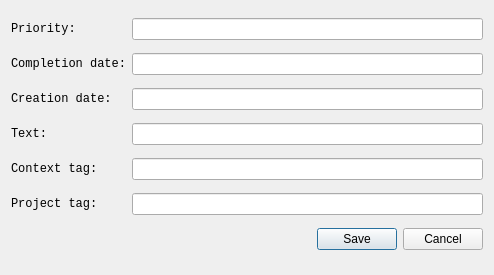
Old version of the form src/editwindow.ui in the repository metury/xtodo.
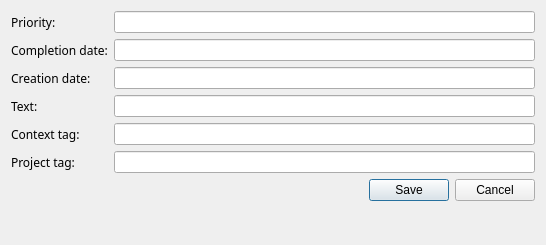
New version of the form. Icons and pictures are not drawn.

The edit to the form file:
```diff
--- a/src/editwindow.ui
+++ b/src/editwindow.ui
@@ -6,8 +6,8 @@
    <rect>
     <x>0</x>
     <y>0</y>
-    <width>494</width>
-    <height>275</height>
+    <width>546</width>
+    <height>245</height>
    </rect>
   </property>
   <property name="windowTitle">
@@ -17,33 +17,27 @@
    <iconset resource="../resources/resources.qrc">
     <normaloff>:/xtodo.png</normaloff>:/xtodo.png</iconset>
   </property>
-  <layout class="QVBoxLayout" name="verticalLayout">
-   <item>
-    <layout class="QHBoxLayout" name="horizontalLayout_6">
-     <item>
+  <layout class="QFormLayout" name="formLayout">
+   <item row="0" column="0">
       <widget class="QLabel" name="priorityLabel">
        <property name="font">
         <font>
-         <family>Monospace</family>
+       <family>Noto Sans</family>
         </font>
        </property>
        <property name="text">
-        <string>Priority:       </string>
+      <string>Priority:</string>
        </property>
       </widget>
      </item>
-     <item>
+   <item row="0" column="1">
       <widget class="QLineEdit" name="priorEdit"/>
      </item>
-    </layout>
-   </item>
-   <item>
-    <layout class="QHBoxLayout" name="horizontalLayout_5">
-     <item>
+   <item row="1" column="0">
       <widget class="QLabel" name="complDateLabel">
        <property name="font">
         <font>
-         <family>Monospace</family>
+       <family>Noto Sans</family>
         </font>
        </property>
        <property name="text">
@@ -51,88 +45,70 @@
        </property>
       </widget>
      </item>
-     <item>
+   <item row="1" column="1">
       <widget class="QLineEdit" name="complDateEdit"/>
      </item>
-    </layout>
-   </item>
-   <item>
-    <layout class="QHBoxLayout" name="horizontalLayout_4">
-     <item>
+   <item row="2" column="0">
       <widget class="QLabel" name="creatDateLabel">
        <property name="font">
         <font>
-         <family>Monospace</family>
+       <family>Noto Sans</family>
         </font>
        </property>
        <property name="text">
-        <string>Creation date:  </string>
+      <string>Creation date:</string>
        </property>
       </widget>
      </item>
-     <item>
+   <item row="2" column="1">
       <widget class="QLineEdit" name="createDateEdit"/>
      </item>
-    </layout>
-   </item>
-   <item>
-    <layout class="QHBoxLayout" name="horizontalLayout_3">
-     <item>
+   <item row="3" column="0">
       <widget class="QLabel" name="textLabel">
        <property name="font">
         <font>
-         <family>Monospace</family>
+       <family>Noto Sans</family>
         </font>
        </property>
        <property name="text">
-        <string>Text:           </string>
+      <string>Text:</string>
        </property>
       </widget>
      </item>
-     <item>
+   <item row="3" column="1">
       <widget class="QLineEdit" name="textEdit"/>
      </item>
-    </layout>
-   </item>
-   <item>
-    <layout class="QHBoxLayout" name="horizontalLayout_2">
-     <item>
+   <item row="4" column="0">
       <widget class="QLabel" name="contextLabel">
        <property name="font">
         <font>
-         <family>Monospace</family>
+       <family>Noto Sans</family>
         </font>
        </property>
        <property name="text">
-        <string>Context tag:    </string>
+      <string>Context tag:</string>
        </property>
       </widget>
      </item>
-     <item>
+   <item row="4" column="1">
       <widget class="QLineEdit" name="contextEdit"/>
      </item>
-    </layout>
-   </item>
-   <item>
-    <layout class="QHBoxLayout" name="horizontalLayout">
-     <item>
+   <item row="5" column="0">
       <widget class="QLabel" name="projectLabel">
        <property name="font">
         <font>
-         <family>Monospace</family>
+       <family>Noto Sans</family>
         </font>
        </property>
        <property name="text">
-        <string>Project tag:    </string>
+      <string>Project tag:</string>
        </property>
       </widget>
      </item>
-     <item>
+   <item row="5" column="1">
       <widget class="QLineEdit" name="projectEdit"/>
      </item>
-    </layout>
-   </item>
-   <item>
+   <item row="6" column="1">
     <layout class="QHBoxLayout" name="horizontalLayout_7">
      <item>
       <widget class="QDialogButtonBox" name="buttonBox">
```
Left out of the diff: 3 changed lines with no effect on the pictures. Lines whose indentation alone changed are shown as unchanged.
